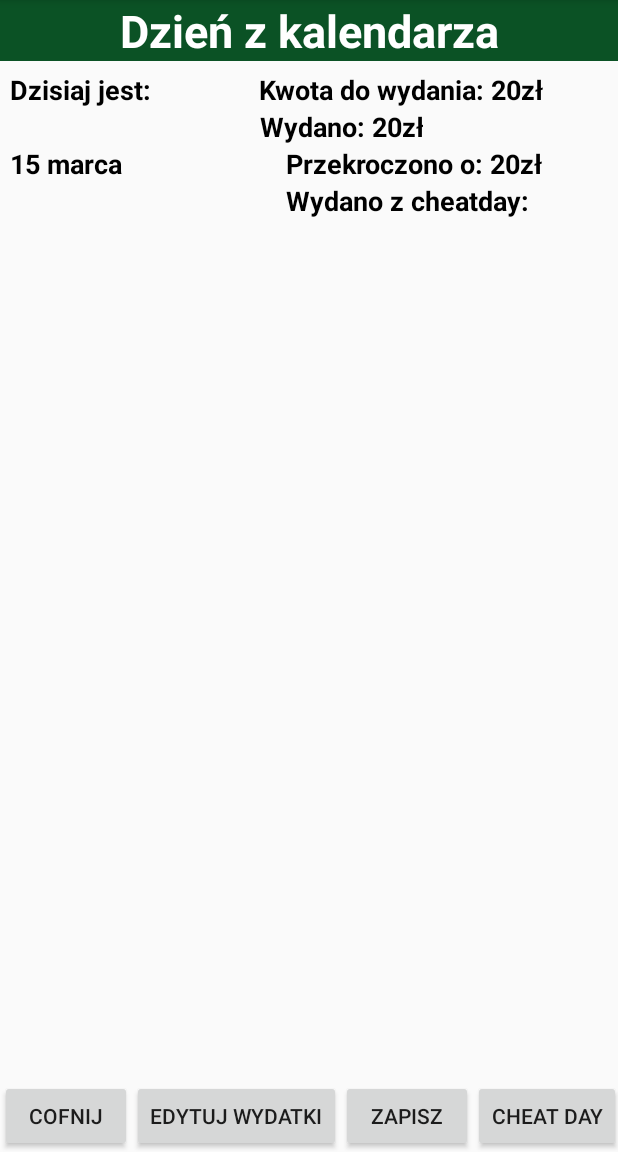
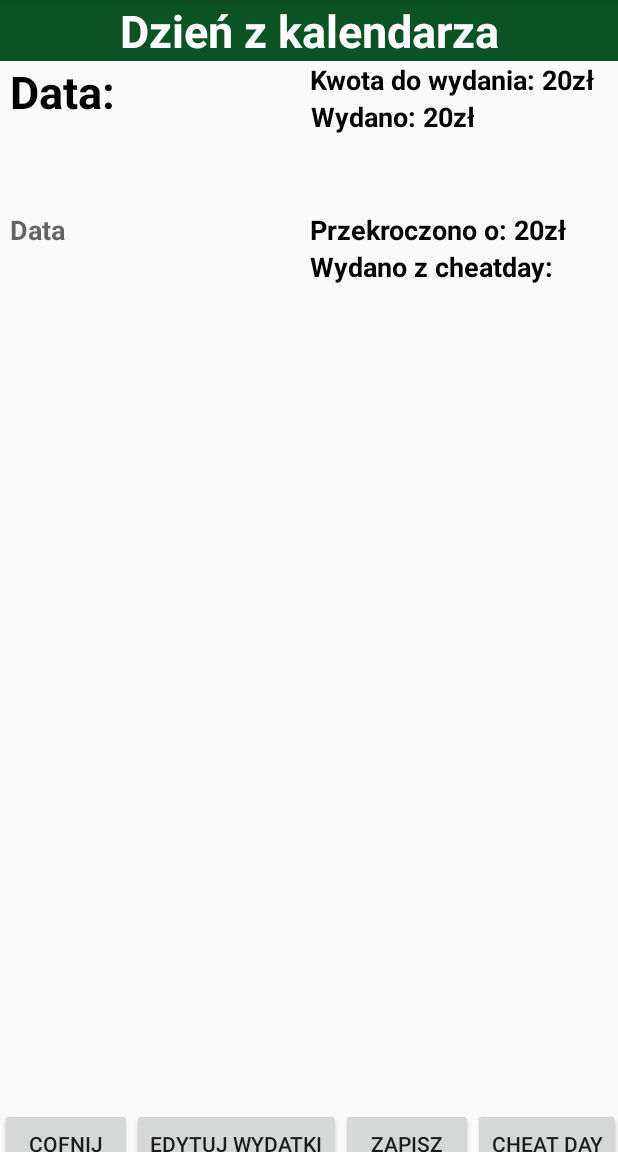
Before and after one commit to themandi/ProviStudent, an Android app: the DayofcalendarActivity screen opened directly, with no data from a screen before it, on a phone screen of 412 x 824 dp, the part 84-1236 px from its top. Run offline under Robolectric (Android 15) with nearby library versions, the phone set to English and light mode, and no system bars.

Commit message:
Dodano layout dzien z kalendarza

```diff
--- a/app/src/main/java/com/example/provistudent/DayofcalendarActivity.java
+++ b/app/src/main/java/com/example/provistudent/DayofcalendarActivity.java
@@ -1,22 +1,40 @@
 package com.example.provistudent;
 
+import androidx.annotation.RequiresApi;
 import androidx.appcompat.app.AppCompatActivity;
 
+import android.app.DatePickerDialog;
 import android.content.Intent;
+import android.os.Build;
 import android.os.Bundle;
 import android.view.View;
 import android.widget.Button;
+import android.widget.DatePicker;
+import android.widget.TextView;
 
-public class DayofcalendarActivity extends AppCompatActivity {
+import java.text.DateFormat;
+import java.text.SimpleDateFormat;
+import java.time.Month;
+import java.time.format.TextStyle;
+import java.util.Calendar;
+import java.util.Locale;
+
+public class DayofcalendarActivity extends AppCompatActivity{
     Button przyciskzapisz;
     Button przyciskcofnij;
     Button przyciskedytuj;
     Button przyciskcheat;
 
+    @RequiresApi(api = Build.VERSION_CODES.O)
     @Override
     protected void onCreate(Bundle savedInstanceState) {
         super.onCreate(savedInstanceState);
         setContentView(R.layout.activity_dayofcalendar);
+
+        Intent calendarz = getIntent();
+        String date = calendarz.getStringExtra("data2");
+        TextView tekstdata = (TextView) findViewById(R.id.jakidzien);
+        tekstdata.setText(date);
 
         przyciskcofnij = (Button) findViewById(R.id.cofnij);
         przyciskcofnij.setOnClickListener(new View.OnClickListener() {
@@ -59,7 +77,7 @@ public class DayofcalendarActivity extends AppCompatActivity {
         startActivity(intent);
         //Metoda do zapisywania
     }
-    //Metoda wykorzystywana podczas wywołania przycisku "Zapisz"
+    //Metoda wykorzystywana podczas wywołania przycisku "Dodaj"
     void onDodaj() {
         Intent intent = new Intent(DayofcalendarActivity.this, MainActivity.class);
         startActivity(intent);
--- a/app/src/main/java/com/example/provistudent/MainActivity.java
+++ b/app/src/main/java/com/example/provistudent/MainActivity.java
@@ -1,13 +1,17 @@
 package com.example.provistudent;
 
+import android.app.DatePickerDialog;
 import android.content.Intent;
 import android.graphics.Color;
+import android.os.Build;
 import android.os.Bundle;
 import android.util.Log;
 import android.view.MenuItem;
 import android.view.View;
 import android.widget.Button;
 import android.widget.CalendarView;
+import android.widget.DatePicker;
+import android.widget.TextView;
 
 import com.github.mikephil.charting.charts.PieChart;
 import com.github.mikephil.charting.data.PieData;
@@ -17,13 +21,19 @@ import com.github.mikephil.charting.formatter.PercentFormatter;
 import com.google.android.material.navigation.NavigationView;
 
 import androidx.annotation.NonNull;
+import androidx.annotation.RequiresApi;
 import androidx.appcompat.app.ActionBarDrawerToggle;
 import androidx.core.view.GravityCompat;
 import androidx.drawerlayout.widget.DrawerLayout;
 import androidx.appcompat.app.AppCompatActivity;
 import androidx.appcompat.widget.Toolbar;
 
+import java.text.DateFormat;
+import java.time.Month;
+import java.time.format.TextStyle;
 import java.util.ArrayList;
+import java.util.Calendar;
+import java.util.Locale;
 
 public class MainActivity extends AppCompatActivity implements NavigationView.OnNavigationItemSelectedListener {
     PieChart wykreskolowy;
@@ -46,10 +56,18 @@ public class MainActivity extends AppCompatActivity implements NavigationView.On
 
         mCalendarView = (CalendarView) findViewById(R.id.zobaczKalendarz);
         mCalendarView.setOnDateChangeListener(new CalendarView.OnDateChangeListener() {
+            @RequiresApi(api = Build.VERSION_CODES.O)
             @Override
             public void onSelectedDayChange(@NonNull CalendarView view, int year, int month, int dayOfMonth) {
                 String data = year + "/" + month + "/" + dayOfMonth;
                 Log.d(TAG, "onSelectDayChange: data:" + data);
+                String dzienimiesiac = dayOfMonth + "/" + month;
+                Log.d(TAG, "onSelectDayChange: data:" + dzienimiesiac);
+
+                Intent intent = new Intent(MainActivity.this, DayofcalendarActivity.class);
+                intent.putExtra("data",data);
+                intent.putExtra("data2",dzienimiesiac);
+                startActivity(intent);
             }
         });
 
@@ -125,33 +143,6 @@ public class MainActivity extends AppCompatActivity implements NavigationView.On
                     System.exit(0);
                 break;
         }
-
-//        switch (item.getItemId()) {
-//            case R.id.nav_profile:
-//                getSupportFragmentManager().beginTransaction().replace(R.id.fragment_container,
-//                        new ProfileFragment()).commit();
-//                break;
-//            case R.id.nav_stats:
-//                getSupportFragmentManager().beginTransaction().replace(R.id.fragment_container,
-//                        new StatsFragment()).commit();
-//                break;
-//            case R.id.nav_settings:
-//                getSupportFragmentManager().beginTransaction().replace(R.id.fragment_container,
-//                        new SettingsFragment()).commit();
-//                break;
-//            case R.id.nav_help:
-//                getSupportFragmentManager().beginTransaction().replace(R.id.fragment_container,
-//                        new HelpFragment()).commit();
-//                break;
-//            case R.id.nav_info:
-//                getSupportFragmentManager().beginTransaction().replace(R.id.fragment_container,
-//                        new ApplicationFragment()).commit();
-//                break;
-//            case R.id.nav_exit:
-//                getSupportFragmentManager().beginTransaction().replace(R.id.fragment_container,
-//                        new ExitFragment()).commit();
-//                break;
-//    }
         drawer.closeDrawer(GravityCompat.START);
         return true;
     }
--- a/app/src/main/res/layout/activity_dayofcalendar.xml
+++ b/app/src/main/res/layout/activity_dayofcalendar.xml
@@ -37,20 +37,19 @@
         <LinearLayout
             android:id="@+id/linearLayout2"
             android:layout_width="match_parent"
-            android:layout_height="wrap_content"
+            android:layout_height="100dp"
             android:orientation="horizontal">
 
             <TextView
                 android:id="@+id/oplatacheatday"
-                android:layout_width="wrap_content"
-                android:layout_height="match_parent"
+                android:layout_width="200dp"
+                android:layout_height="wrap_content"
                 android:layout_marginStart="10px"
                 android:layout_marginLeft="10px"
-                android:text="Dzisiaj jest:"
+                android:text="Data:"
                 android:textColor="@android:color/black"
-                android:textSize="18dp"
+                android:textSize="30sp"
                 android:textStyle="bold|normal" />
-
 
             <View
                 android:layout_width="0dp"
@@ -92,11 +91,11 @@
 
             <TextView
                 android:id="@+id/jakidzien"
-                android:layout_width="wrap_content"
+                android:layout_width="200dp"
                 android:layout_height="match_parent"
                 android:layout_marginStart="10px"
                 android:layout_marginLeft="10px"
-                android:text="15 marca"
+                android:hint="Data"
                 android:textColor="@android:color/black"
                 android:textSize="18dp"
                 android:textStyle="bold|normal" />
```
